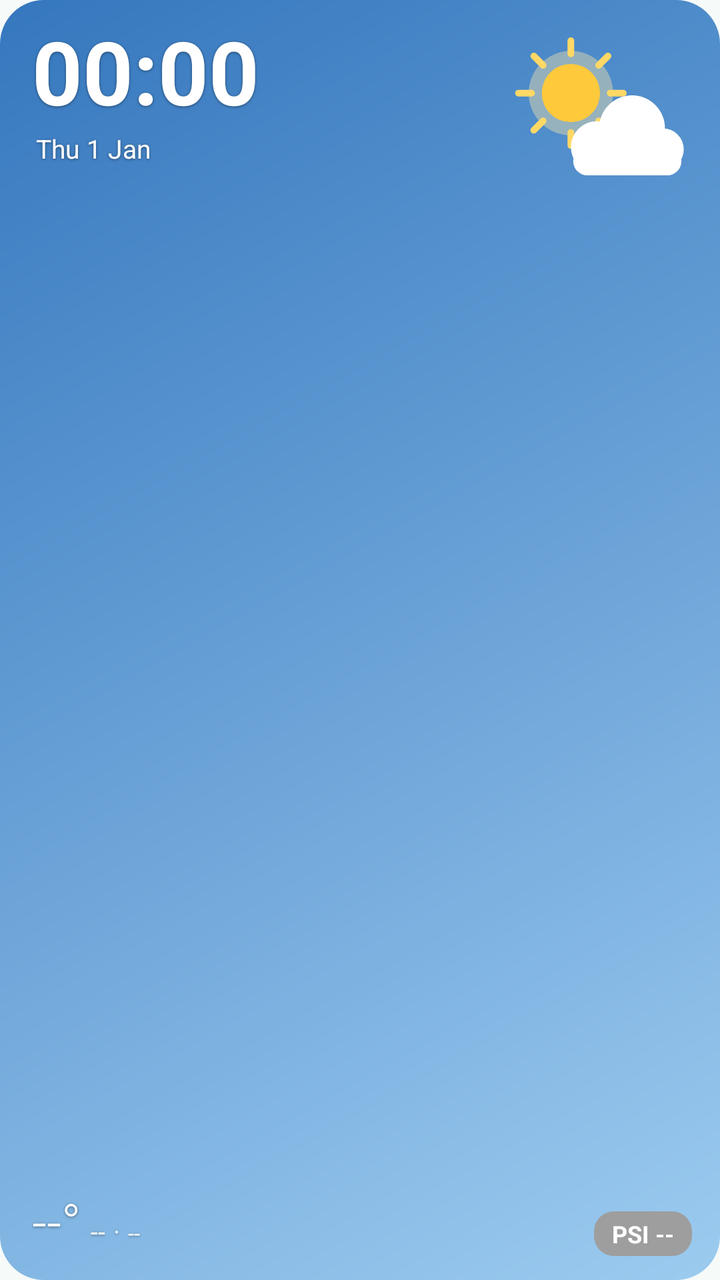
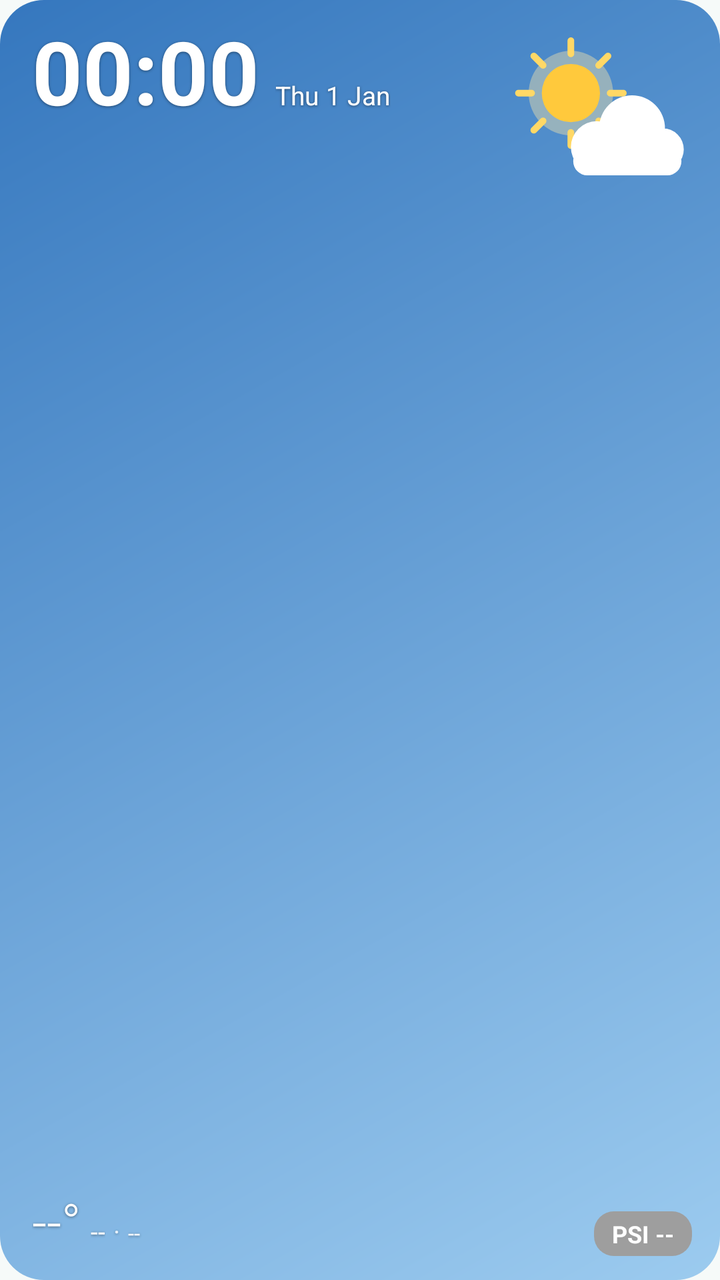

Screens rendered from an Android XML layout before and after an edit, with the pre-edit source and the edit as a unified diff.
<!-- AndroidManifest.xml: application theme Theme.HazeMap -->
<!-- res/layout/widget_wide.xml -->
<?xml version="1.0" encoding="utf-8"?>
<FrameLayout xmlns:android="http://schemas.android.com/apk/res/android"
    android:id="@+id/wRoot"
    android:layout_width="match_parent"
    android:layout_height="match_parent"
    android:background="@drawable/widget_sky_partly">

    
    <FrameLayout
        android:layout_width="112dp"
        android:layout_height="112dp"
        android:layout_gravity="top|end"
        android:layout_marginTop="4dp"
        android:layout_marginEnd="4dp">
        <ProgressBar
            android:id="@+id/wSceneSun"
            android:layout_width="match_parent"
            android:layout_height="match_parent"
            android:importantForAccessibility="no"
            android:indeterminate="true"
            android:indeterminateDrawable="@drawable/scene_sun"
            android:indeterminateTint="@color/white"
            android:indeterminateTintMode="multiply"
            android:maxWidth="112dp"
            android:maxHeight="112dp"
            android:minWidth="112dp"
            android:minHeight="112dp"
            android:visibility="gone" />
        <ProgressBar
            android:id="@+id/wScenePartly"
            android:layout_width="match_parent"
            android:layout_height="match_parent"
            android:importantForAccessibility="no"
            android:indeterminate="true"
            android:indeterminateDrawable="@drawable/scene_partly"
            android:indeterminateTint="@color/white"
            android:indeterminateTintMode="multiply"
            android:maxWidth="112dp"
            android:maxHeight="112dp"
            android:minWidth="112dp"
            android:minHeight="112dp" />
        <ProgressBar
            android:id="@+id/wSceneCloud"
            android:layout_width="match_parent"
            android:layout_height="match_parent"
            android:importantForAccessibility="no"
            android:indeterminate="true"
            android:indeterminateDrawable="@drawable/scene_cloud"
            android:indeterminateTint="@color/white"
            android:indeterminateTintMode="multiply"
            android:maxWidth="112dp"
            android:maxHeight="112dp"
            android:minWidth="112dp"
            android:minHeight="112dp"
            android:visibility="gone" />
        <ProgressBar
            android:id="@+id/wSceneRain"
            android:layout_width="match_parent"
            android:layout_height="match_parent"
            android:importantForAccessibility="no"
            android:indeterminate="true"
            android:indeterminateDrawable="@drawable/scene_rain"
            android:indeterminateTint="@color/white"
            android:indeterminateTintMode="multiply"
            android:maxWidth="112dp"
            android:maxHeight="112dp"
            android:minWidth="112dp"
            android:minHeight="112dp"
            android:visibility="gone" />
        <ProgressBar
            android:id="@+id/wSceneStorm"
            android:layout_width="match_parent"
            android:layout_height="match_parent"
            android:importantForAccessibility="no"
            android:indeterminate="true"
            android:indeterminateDrawable="@drawable/scene_storm"
            android:indeterminateTint="@color/white"
            android:indeterminateTintMode="multiply"
            android:maxWidth="112dp"
            android:maxHeight="112dp"
            android:minWidth="112dp"
            android:minHeight="112dp"
            android:visibility="gone" />
        <ProgressBar
            android:id="@+id/wSceneHaze"
            android:layout_width="match_parent"
            android:layout_height="match_parent"
            android:importantForAccessibility="no"
            android:indeterminate="true"
            android:indeterminateDrawable="@drawable/scene_haze"
            android:indeterminateTint="@color/white"
            android:indeterminateTintMode="multiply"
            android:maxWidth="112dp"
            android:maxHeight="112dp"
            android:minWidth="112dp"
            android:minHeight="112dp"
            android:visibility="gone" />
        <ProgressBar
            android:id="@+id/wSceneWind"
            android:layout_width="match_parent"
            android:layout_height="match_parent"
            android:importantForAccessibility="no"
            android:indeterminate="true"
            android:indeterminateDrawable="@drawable/scene_wind"
            android:indeterminateTint="@color/white"
            android:indeterminateTintMode="multiply"
            android:maxWidth="112dp"
            android:maxHeight="112dp"
            android:minWidth="112dp"
            android:minHeight="112dp"
            android:visibility="gone" />
        <ProgressBar
            android:id="@+id/wSceneNight"
            android:layout_width="match_parent"
            android:layout_height="match_parent"
            android:importantForAccessibility="no"
            android:indeterminate="true"
            android:indeterminateDrawable="@drawable/scene_night"
            android:indeterminateTint="@color/white"
            android:indeterminateTintMode="multiply"
            android:maxWidth="112dp"
            android:maxHeight="112dp"
            android:minWidth="112dp"
            android:minHeight="112dp"
            android:visibility="gone" />
        <ProgressBar
            android:id="@+id/wScenePartlyNight"
            android:layout_width="match_parent"
            android:layout_height="match_parent"
            android:importantForAccessibility="no"
            android:indeterminate="true"
            android:indeterminateDrawable="@drawable/scene_partly_night"
            android:indeterminateTint="@color/white"
            android:indeterminateTintMode="multiply"
            android:maxWidth="112dp"
            android:maxHeight="112dp"
            android:minWidth="112dp"
            android:minHeight="112dp"
            android:visibility="gone" />
        <ProgressBar
            android:id="@+id/wSceneCloudNight"
            android:layout_width="match_parent"
            android:layout_height="match_parent"
            android:importantForAccessibility="no"
            android:indeterminate="true"
            android:indeterminateDrawable="@drawable/scene_cloud_night"
            android:indeterminateTint="@color/white"
            android:indeterminateTintMode="multiply"
            android:maxWidth="112dp"
            android:maxHeight="112dp"
            android:minWidth="112dp"
            android:minHeight="112dp"
            android:visibility="gone" />
        <ProgressBar
            android:id="@+id/wSceneRainNight"
            android:layout_width="match_parent"
            android:layout_height="match_parent"
            android:importantForAccessibility="no"
            android:indeterminate="true"
            android:indeterminateDrawable="@drawable/scene_rain_night"
            android:indeterminateTint="@color/white"
            android:indeterminateTintMode="multiply"
            android:maxWidth="112dp"
            android:maxHeight="112dp"
            android:minWidth="112dp"
            android:minHeight="112dp"
            android:visibility="gone" />
        <ProgressBar
            android:id="@+id/wSceneStormNight"
            android:layout_width="match_parent"
            android:layout_height="match_parent"
            android:importantForAccessibility="no"
            android:indeterminate="true"
            android:indeterminateDrawable="@drawable/scene_storm_night"
            android:indeterminateTint="@color/white"
            android:indeterminateTintMode="multiply"
            android:maxWidth="112dp"
            android:maxHeight="112dp"
            android:minWidth="112dp"
            android:minHeight="112dp"
            android:visibility="gone" />
        <ProgressBar
            android:id="@+id/wSceneHazeNight"
            android:layout_width="match_parent"
            android:layout_height="match_parent"
            android:importantForAccessibility="no"
            android:indeterminate="true"
            android:indeterminateDrawable="@drawable/scene_haze_night"
            android:indeterminateTint="@color/white"
            android:indeterminateTintMode="multiply"
            android:maxWidth="112dp"
            android:maxHeight="112dp"
            android:minWidth="112dp"
            android:minHeight="112dp"
            android:visibility="gone" />
        <ProgressBar
            android:id="@+id/wSceneWindNight"
            android:layout_width="match_parent"
            android:layout_height="match_parent"
            android:importantForAccessibility="no"
            android:indeterminate="true"
            android:indeterminateDrawable="@drawable/scene_wind_night"
            android:indeterminateTint="@color/white"
            android:indeterminateTintMode="multiply"
            android:maxWidth="112dp"
            android:maxHeight="112dp"
            android:minWidth="112dp"
            android:minHeight="112dp"
            android:visibility="gone" />
    </FrameLayout>

    
    <LinearLayout
        android:id="@+id/wTopBlock"
        android:layout_width="match_parent"
        android:layout_height="wrap_content"
        android:layout_gravity="top|start"
        android:layout_marginEnd="124dp"
        android:orientation="vertical"
        android:paddingStart="16dp">

        
        <LinearLayout
            android:id="@+id/wClockTap"
            android:layout_width="wrap_content"
            android:layout_height="wrap_content"
            android:minHeight="48dp"
            android:orientation="vertical"
            android:paddingTop="12dp">

            
            <TextClock
                android:id="@+id/wClock"
                style="@style/WidgetText"
                android:fontFamily="sans-serif"
                android:textStyle="bold"
                android:format12Hour="HH:mm"
                android:format24Hour="HH:mm"
                android:includeFontPadding="false"
                android:textSize="44sp" />

            
            <TextClock
                android:id="@+id/wDate"
                style="@style/WidgetText"
                android:format12Hour="EEE d MMM"
                android:format24Hour="EEE d MMM"
                android:textSize="13sp"
                android:layout_marginStart="2dp"
                android:layout_marginTop="2dp" />
        </LinearLayout>

        
        <LinearLayout
            android:id="@+id/wEventRow"
            android:layout_width="wrap_content"
            android:layout_height="wrap_content"
            android:layout_marginTop="4dp"
            android:background="@drawable/widget_event_bg"
            android:gravity="center_vertical"
            android:orientation="horizontal"
            android:paddingStart="7dp"
            android:paddingTop="2dp"
            android:paddingEnd="9dp"
            android:paddingBottom="2dp"
            android:visibility="gone">

            <ImageView
                android:id="@+id/wEventIcon"
                android:layout_width="14dp"
                android:layout_height="14dp"
                android:layout_marginEnd="5dp"
                android:importantForAccessibility="no"
                android:src="@drawable/ic_event"
                android:tint="@color/white" />

            
            <TextView
                android:id="@+id/wEventText"
                style="@style/WidgetText"
                android:ellipsize="end"
                android:maxLines="1"
                android:text="--"
                android:textSize="11sp" />
        </LinearLayout>
    </LinearLayout>

    
    <LinearLayout
        android:id="@+id/wBottomBlock"
        android:layout_width="match_parent"
        android:layout_height="wrap_content"
        android:layout_gravity="bottom"
        android:gravity="bottom"
        android:orientation="horizontal"
        android:paddingStart="16dp"
        android:paddingEnd="14dp"
        android:paddingBottom="12dp">

        <LinearLayout
            android:layout_width="0dp"
            android:layout_height="wrap_content"
            android:layout_weight="1"
            android:baselineAligned="true"
            android:orientation="horizontal">

            <TextView
                android:id="@+id/wTemp"
                style="@style/WidgetText"
                android:fontFamily="sans-serif-light"
                android:text="@string/no_temp"
                android:textSize="26sp" />

            <TextView
                android:id="@+id/wCondition"
                style="@style/WidgetText"
                android:layout_marginStart="5dp"
                android:ellipsize="end"
                android:maxLines="1"
                android:maxWidth="120dp"
                android:text="--"
                android:textSize="13sp" />

            <TextView
                style="@style/WidgetText"
                android:layout_marginStart="4dp"
                android:layout_marginEnd="4dp"
                android:alpha="0.8"
                android:importantForAccessibility="no"
                android:text="·"
                android:textSize="13sp" />

            <TextView
                android:id="@+id/wPlace"
                style="@style/WidgetText"
                android:layout_width="0dp"
                android:layout_weight="1"
                android:alpha="0.92"
                android:ellipsize="end"
                android:maxLines="1"
                android:text="--"
                android:textSize="11sp" />
        </LinearLayout>

        <TextView
            android:id="@+id/wBadge"
            style="@style/WidgetPill"
            android:text="@string/widget_psi_none"
            android:layout_marginStart="8dp" />
    </LinearLayout>
</FrameLayout>
<!-- resources referenced by this layout -->
<resources>
  <color name="white">#FFFFFFFF</color>
  <!-- drawable ic_event (drawable) -->
  <?xml version="1.0" encoding="utf-8"?>
  <vector xmlns:android="http://schemas.android.com/apk/res/android"
      android:width="24dp"
      android:height="24dp"
      android:viewportWidth="24"
      android:viewportHeight="24">
      <path
          android:fillColor="#FFFFFFFF"
          android:pathData="M17,12h-5v5h5v-5zM16,1v2L8,3L8,1L6,1v2L5,3c-1.11,0 -1.99,0.9 -1.99,2L3,19c0,1.1 0.89,2 2,2h14c1.1,0 2,-0.9 2,-2L21,5c0,-1.1 -0.9,-2 -2,-2h-1L18,1h-2zM19,19L5,19L5,8h14v11z" />
  </vector>
  <!-- drawable scene_cloud: vector/xml drawable (drawable, 2654 chars, omitted) -->
  <!-- drawable scene_haze: vector/xml drawable (drawable, 6021 chars, omitted) -->
  <!-- drawable scene_night: vector/xml drawable (drawable, 7736 chars, omitted) -->
  <!-- drawable scene_rain: vector/xml drawable (drawable, 11350 chars, omitted) -->
  <!-- drawable scene_storm: vector/xml drawable (drawable, 12519 chars, omitted) -->
  <!-- drawable scene_sun: vector/xml drawable (drawable, 3582 chars, omitted) -->
  <!-- drawable scene_wind: vector/xml drawable (drawable, 8031 chars, omitted) -->
  <!-- drawable widget_event_bg (drawable) -->
  <?xml version="1.0" encoding="utf-8"?>
  <shape xmlns:android="http://schemas.android.com/apk/res/android">
      <solid android:color="#4D000000" />
      <corners android:radius="10dp" />
  </shape>
  <!-- drawable widget_sky_partly (drawable) -->
  <?xml version="1.0" encoding="utf-8"?>
  <shape xmlns:android="http://schemas.android.com/apk/res/android">
      <gradient
          android:angle="315"
          android:endColor="#FF9CCBEF"
          android:startColor="#FF3577BE" />
      <corners android:radius="22dp" />
  </shape>
  <string name="no_temp">--°</string>
  <string name="widget_psi_none">PSI --</string>
  <style name="WidgetPill">
          <item name="android:layout_width">wrap_content</item>
          <item name="android:layout_height">wrap_content</item>
          <item name="android:background">@drawable/widget_badge_none</item>
          <item name="android:paddingStart">9dp</item>
          <item name="android:paddingTop">3dp</item>
          <item name="android:paddingEnd">9dp</item>
          <item name="android:paddingBottom">3dp</item>
          <item name="android:textColor">@color/white</item>
          <item name="android:textSize">12sp</item>
          <item name="android:textStyle">bold</item>
      </style>
  <style name="WidgetText">
          <item name="android:layout_width">wrap_content</item>
          <item name="android:layout_height">wrap_content</item>
          <item name="android:textColor">@color/white</item>
          <item name="android:shadowColor">#73000000</item>
          <item name="android:shadowDy">1</item>
          <item name="android:shadowRadius">3</item>
      </style>
  <style name="Theme.HazeMap" parent="Theme.Material3.DayNight.NoActionBar">
          <item name="colorPrimary">@color/teal_700</item>
          <item name="colorOnPrimary">@color/white</item>
          <item name="colorPrimaryContainer">#B2DFDB</item>
          <item name="colorOnPrimaryContainer">#00201C</item>
          <item name="colorSecondaryContainer">#CCE8E4</item>
          <item name="colorOnSecondaryContainer">#05201D</item>
          <item name="android:colorBackground">#F6FAF9</item>
          <item name="colorSurface">#F6FAF9</item>
          <item name="colorOnSurface">#171D1C</item>
          <item name="colorSurfaceVariant">#DAE5E2</item>
          <item name="colorOnSurfaceVariant">#3F4947</item>
          <item name="colorOutline">#6F7977</item>
          <item name="colorOutlineVariant">#BFC9C6</item>
          <item name="colorSurfaceContainer">#EAEFED</item>
          <item name="android:statusBarColor">@color/teal_700</item>
      </style>
  <!-- drawable widget_badge_none (drawable) -->
  <shape xmlns:android="http://schemas.android.com/apk/res/android">
      <solid android:color="#FF9E9E9E" />
      <corners android:radius="10dp" />
  </shape>
  <color name="teal_700">#FF00796B</color>
  <!-- unchanged entries left out for length: 7 -->
</resources>

<!-- the commit's change to res/layout/widget_wide.xml (unified diff, before → after) -->
@@ -229,60 +229,52 @@
             android:paddingTop="12dp">
 
             
-            <TextClock
-                android:id="@+id/wClock"
-                style="@style/WidgetText"
-                android:fontFamily="sans-serif"
-                android:textStyle="bold"
-                android:format12Hour="HH:mm"
-                android:format24Hour="HH:mm"
-                android:includeFontPadding="false"
-                android:textSize="44sp" />
+            <LinearLayout
+                android:id="@+id/wClockRow"
+                android:layout_width="wrap_content"
+                android:layout_height="wrap_content"
+                android:baselineAligned="true"
+                android:orientation="horizontal">
+
+                <TextClock
+                    android:id="@+id/wClock"
+                    style="@style/WidgetText"
+                    android:fontFamily="sans-serif"
+                    android:textStyle="bold"
+                    android:format12Hour="HH:mm"
+                    android:format24Hour="HH:mm"
+                    android:includeFontPadding="false"
+                    android:textSize="44sp" />
+
+                <TextClock
+                    android:id="@+id/wDate"
+                    style="@style/WidgetText"
+                    android:format12Hour="EEE d MMM"
+                    android:format24Hour="EEE d MMM"
+                    android:layout_marginStart="8dp"
+                    android:textSize="13sp" />
+            </LinearLayout>
 
             
             <TextClock
-                android:id="@+id/wDate"
+                android:id="@+id/wDateWrapped"
                 style="@style/WidgetText"
                 android:format12Hour="EEE d MMM"
                 android:format24Hour="EEE d MMM"
+                android:layout_marginStart="2dp"
+                android:layout_marginTop="2dp"
                 android:textSize="13sp"
-                android:layout_marginStart="2dp"
-                android:layout_marginTop="2dp" />
+                android:visibility="gone" />
         </LinearLayout>
 
         
         <LinearLayout
-            android:id="@+id/wEventRow"
+            android:id="@+id/wEvents"
             android:layout_width="wrap_content"
             android:layout_height="wrap_content"
             android:layout_marginTop="4dp"
-            android:background="@drawable/widget_event_bg"
-            android:gravity="center_vertical"
-            android:orientation="horizontal"
-            android:paddingStart="7dp"
-            android:paddingTop="2dp"
-            android:paddingEnd="9dp"
-            android:paddingBottom="2dp"
-            android:visibility="gone">
-
-            <ImageView
-                android:id="@+id/wEventIcon"
-                android:layout_width="14dp"
-                android:layout_height="14dp"
-                android:layout_marginEnd="5dp"
-                android:importantForAccessibility="no"
-                android:src="@drawable/ic_event"
-                android:tint="@color/white" />
-
-            
-            <TextView
-                android:id="@+id/wEventText"
-                style="@style/WidgetText"
-                android:ellipsize="end"
-                android:maxLines="1"
-                android:text="--"
-                android:textSize="11sp" />
-        </LinearLayout>
+            android:orientation="vertical"
+            android:visibility="gone" />
     </LinearLayout>
 
     
<!-- resource entries referenced after the edit -->
@@ -1,17 +1,6 @@
 <!-- resources referenced by this layout -->
 <resources>
   <color name="white">#FFFFFFFF</color>
-  <!-- drawable ic_event (drawable) -->
-  <?xml version="1.0" encoding="utf-8"?>
-  <vector xmlns:android="http://schemas.android.com/apk/res/android"
-      android:width="24dp"
-      android:height="24dp"
-      android:viewportWidth="24"
-      android:viewportHeight="24">
-      <path
-          android:fillColor="#FFFFFFFF"
-          android:pathData="M17,12h-5v5h5v-5zM16,1v2L8,3L8,1L6,1v2L5,3c-1.11,0 -1.99,0.9 -1.99,2L3,19c0,1.1 0.89,2 2,2h14c1.1,0 2,-0.9 2,-2L21,5c0,-1.1 -0.9,-2 -2,-2h-1L18,1h-2zM19,19L5,19L5,8h14v11z" />
-  </vector>
   <!-- drawable scene_cloud: vector/xml drawable (drawable, 2654 chars, omitted) -->
   <!-- drawable scene_haze: vector/xml drawable (drawable, 6021 chars, omitted) -->
   <!-- drawable scene_night: vector/xml drawable (drawable, 7736 chars, omitted) -->
@@ -19,12 +8,6 @@
   <!-- drawable scene_storm: vector/xml drawable (drawable, 12519 chars, omitted) -->
   <!-- drawable scene_sun: vector/xml drawable (drawable, 3582 chars, omitted) -->
   <!-- drawable scene_wind: vector/xml drawable (drawable, 8031 chars, omitted) -->
-  <!-- drawable widget_event_bg (drawable) -->
-  <?xml version="1.0" encoding="utf-8"?>
-  <shape xmlns:android="http://schemas.android.com/apk/res/android">
-      <solid android:color="#4D000000" />
-      <corners android:radius="10dp" />
-  </shape>
   <!-- drawable widget_sky_partly (drawable) -->
   <?xml version="1.0" encoding="utf-8"?>
   <shape xmlns:android="http://schemas.android.com/apk/res/android">
